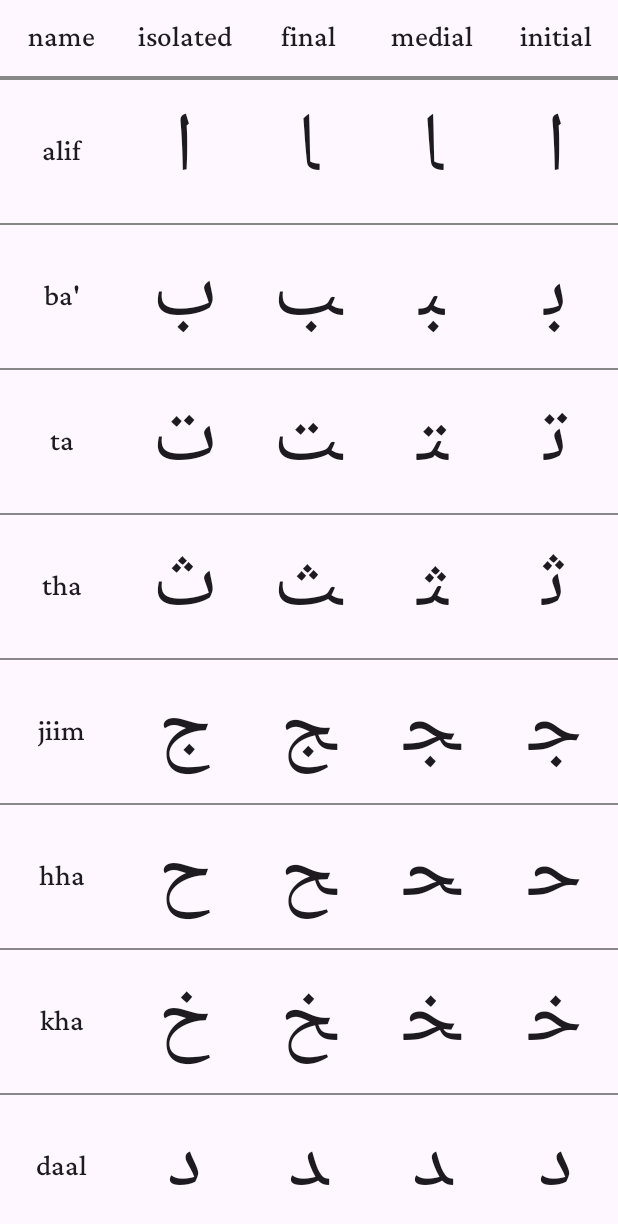
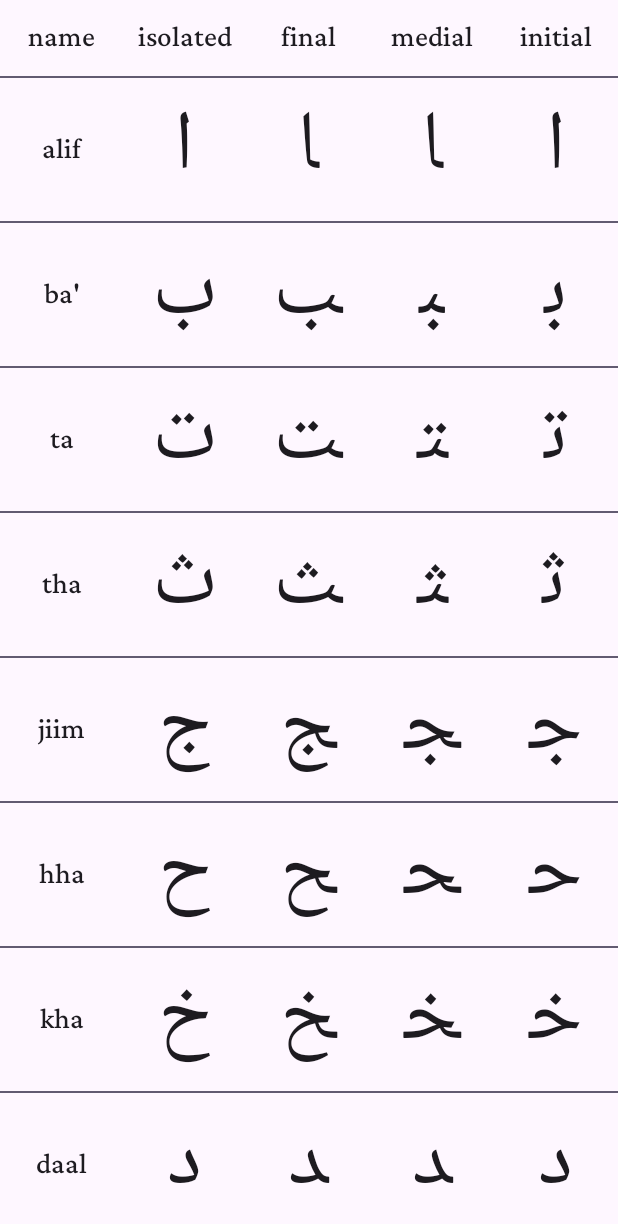
Before and after one commit to pwput/LAA, an Android app built with Jetpack Compose: the @Preview function AlphabetTablePreview, on a phone screen of 412 x 824 dp. Shown: the top 1224 px of the screen. Run offline under Robolectric (Android 15) with nearby library versions, the phone set to English and light mode, and no system bars; libraries missing offline, so code that uses them is left out: com.ramcosta.composedestinations; Roboto replaces fonts that are not available here.

Commit message:
AlphabetTable

```diff
--- a/app/src/main/java/pl/pw/laa/presentation/alphabet/AlphabetTableScreen.kt
+++ b/app/src/main/java/pl/pw/laa/presentation/alphabet/AlphabetTableScreen.kt
@@ -1,44 +1,52 @@
 package pl.pw.laa.presentation.alphabet
 
+import DevicePreviewsDarkLandscape
+import DevicePreviewsDarkPortrait
+import DevicePreviewsLightLandscape
+import DevicePreviewsLightPortrait
 import androidx.compose.foundation.background
 import androidx.compose.foundation.layout.Column
 import androidx.compose.foundation.layout.fillMaxSize
 import androidx.compose.foundation.lazy.LazyColumn
 import androidx.compose.foundation.lazy.items
-import androidx.compose.material.MaterialTheme
 import androidx.compose.material3.Divider
-import androidx.compose.material3.Surface
+import androidx.compose.material3.MaterialTheme
 import androidx.compose.runtime.Composable
 import androidx.compose.ui.Modifier
-import androidx.compose.ui.graphics.Color
-import androidx.compose.ui.tooling.preview.Preview
 import androidx.compose.ui.unit.dp
 import androidx.hilt.navigation.compose.hiltViewModel
 import com.ramcosta.composedestinations.annotation.Destination
 import com.ramcosta.composedestinations.navigation.DestinationsNavigator
-import com.ramcosta.composedestinations.navigation.EmptyDestinationsNavigator
 import pl.pw.laa.data.Alphabet
+import pl.pw.laa.presentation.alphabet.components.AlphabetTableColumNamesRow
+import pl.pw.laa.presentation.alphabet.components.AlphabetTableRow
+import pl.pw.laa.presentation.mediaplayer.MediaPlayerResponse
 import pl.pw.laa.ui.theme.LearnArabicAlphabetTheme
 
 @Destination
 @Composable
-fun AlphabetTable(
+fun AlphabetTableScreen(
     navigator: DestinationsNavigator,
     viewModel: AlphabetTableViewModel = hiltViewModel(),
+) {
+    AlphabetTable(viewModel::onEvent, viewModel.showIcon)
+}
+
+@Composable
+fun AlphabetTable(
+    onEvent: (AlphabetTableEvent) -> MediaPlayerResponse,
+    showIcon: Boolean,
 ) {
     Column(
         Modifier
             .fillMaxSize()
-            .background(MaterialTheme.colors.background),
+            .background(MaterialTheme.colorScheme.background),
     ) {
         AlphabetTableColumNamesRow()
         RowDivider()
         LazyColumn(Modifier.fillMaxSize()) {
-            item {
-                RowDivider()
-            }
             items(items = Alphabet.letters) {
-                AlphabetTableRow(letter = it, viewModel::onEvent, viewModel.showIcon)
+                AlphabetTableRow(letter = it, onEvent, showIcon)
                 RowDivider()
             }
         }
@@ -47,15 +55,16 @@ fun AlphabetTable(
 
 @Composable
 fun RowDivider() {
-    Divider(color = Color.Gray, thickness = 1.dp)
+    Divider(color = MaterialTheme.colorScheme.secondary, thickness = 1.dp)
 }
 
-@Preview
+@DevicePreviewsLightPortrait
+@DevicePreviewsDarkPortrait
+@DevicePreviewsLightLandscape
+@DevicePreviewsDarkLandscape
 @Composable
 fun AlphabetTablePreview() {
     LearnArabicAlphabetTheme() {
-        Surface(modifier = Modifier.fillMaxSize()) {
-            AlphabetTable(navigator = EmptyDestinationsNavigator)
-        }
+        AlphabetTable({ MediaPlayerResponse.Error }, false)
     }
 }
--- a/app/src/main/java/pl/pw/laa/presentation/alphabet/components/AlphabetTableCell.kt
+++ b/app/src/main/java/pl/pw/laa/presentation/alphabet/components/AlphabetTableCell.kt
@@ -3,6 +3,9 @@ package pl.pw.laa.presentation.alphabet.components
 import androidx.compose.foundation.background
 import androidx.compose.foundation.layout.Box
 import androidx.compose.foundation.layout.PaddingValues
+import androidx.compose.foundation.layout.fillMaxHeight
+import androidx.compose.foundation.layout.fillMaxSize
+import androidx.compose.foundation.layout.fillMaxWidth
 import androidx.compose.foundation.layout.padding
 import androidx.compose.material3.MaterialTheme
 import androidx.compose.material3.Text
@@ -18,6 +21,7 @@ import pl.pw.laa.presentation.common.AudioIcon
 import pl.pw.laa.ui.theme.LearnArabicAlphabetTheme
 
 val padding = 8.dp
+
 @Composable
 fun AlphabetTableCellLetterForm(form: Form, modifier: Modifier) {
     Box(
@@ -35,11 +39,11 @@ fun AlphabetTableCellLetterForm(form: Form, modifier: Modifier) {
 @Composable
 fun AlphabetTableCellRowName(
     name: String,
-    modifier: Modifier,
     isAudioIconVisible: Boolean = false,
+    modifier: Modifier = Modifier,
 ) {
     Box(
-        modifier = modifier,
+        modifier = modifier.fillMaxSize(),
     ) {
         Text(
             text = name,
@@ -47,7 +51,7 @@ fun AlphabetTableCellRowName(
             modifier = Modifier.align(Alignment.Center),
             color = MaterialTheme.colorScheme.onBackground,
         )
-        AudioIcon(visible = isAudioIconVisible)
+        AudioIcon(visible = isAudioIconVisible, modifier = Modifier.fillMaxHeight(1f))
     }
 }
 
@@ -67,6 +71,17 @@ fun ColumnName(resourceId: Int, modifier: Modifier) {
 
 @Preview(showBackground = true)
 @Composable
+fun AlphabetTableCellRowNamePreview() {
+    LearnArabicAlphabetTheme {
+        AlphabetTableCellRowName(
+            Alphabet.letters[1].name,
+            true,
+        )
+    }
+}
+
+@Preview(showBackground = true)
+@Composable
 fun SingleFormPreview() {
     LearnArabicAlphabetTheme {
         AlphabetTableCellLetterForm(
--- a/app/src/main/java/pl/pw/laa/presentation/alphabet/components/AlphabetTableRow.kt
+++ b/app/src/main/java/pl/pw/laa/presentation/alphabet/components/AlphabetTableRow.kt
@@ -1,4 +1,4 @@
-package pl.pw.laa.presentation.alphabet
+package pl.pw.laa.presentation.alphabet.components
 
 import androidx.compose.foundation.background
 import androidx.compose.foundation.clickable
@@ -13,9 +13,7 @@ import androidx.compose.ui.platform.LocalContext
 import androidx.compose.ui.tooling.preview.Preview
 import pl.pw.laa.R
 import pl.pw.laa.domain.Letter
-import pl.pw.laa.presentation.alphabet.components.AlphabetTableCellLetterForm
-import pl.pw.laa.presentation.alphabet.components.AlphabetTableCellRowName
-import pl.pw.laa.presentation.alphabet.components.ColumnName
+import pl.pw.laa.presentation.alphabet.AlphabetTableEvent
 import pl.pw.laa.presentation.mediaplayer.MediaPlayerResponse
 import pl.pw.laa.ui.theme.LearnArabicAlphabetTheme
 
@@ -47,7 +45,7 @@ fun AlphabetTableRow(
         horizontalArrangement = Arrangement.SpaceEvenly,
     ) {
         val formModifier = formsModifier.weight(1f).background(MaterialTheme.colorScheme.background)
-        AlphabetTableCellRowName(name = letter.name, modifier = formModifier, visible)
+        AlphabetTableCellRowName(name = letter.name, visible, modifier = formModifier)
         AlphabetTableCellLetterForm(form = letter.isolated, modifier = formModifier)
         AlphabetTableCellLetterForm(form = letter.final, modifier = formModifier)
         AlphabetTableCellLetterForm(form = letter.medial, modifier = formModifier)
--- a/app/src/main/java/pl/pw/laa/presentation/menu/domain/MenuItem.kt
+++ b/app/src/main/java/pl/pw/laa/presentation/menu/domain/MenuItem.kt
@@ -1,7 +1,7 @@
 package pl.pw.laa.presentation.menu.domain
 
 import com.ramcosta.composedestinations.navigation.DestinationsNavigator
-import pl.pw.laa.presentation.destinations.AlphabetTableDestination
+import pl.pw.laa.presentation.destinations.AlphabetTableScreenDestination
 import pl.pw.laa.presentation.destinations.QuestionScreenDestination
 import pl.pw.laa.presentation.destinations.SettingsScreenDestination
 import pl.pw.laa.presentation.destinations.VocalizationScreenDestination
@@ -12,7 +12,7 @@ sealed class MenuItem(val name: String) {
 
 object AlphabetTable : MenuItem("Alphabet") {
     override fun navigateToDestination(navigator: DestinationsNavigator) {
-        navigator.navigate(AlphabetTableDestination())
+        navigator.navigate(AlphabetTableScreenDestination())
     }
 }
 
```
